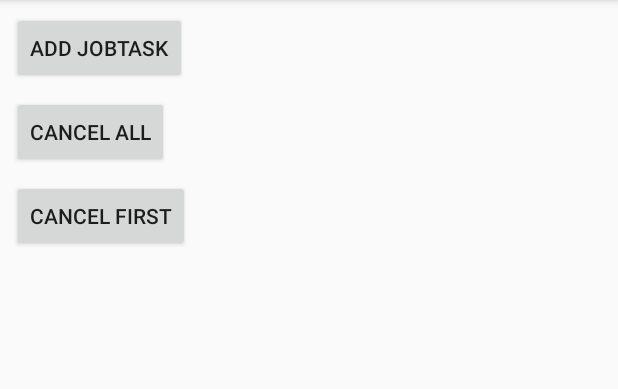
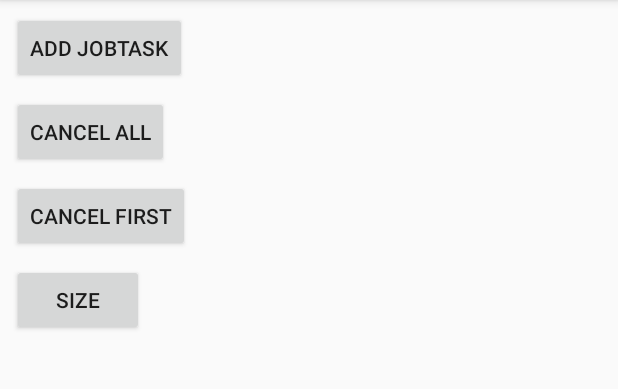
Before and after one commit to tomergoldst/job-queue, an Android app: the screen it shows after launch (MainActivity), on a phone screen of 412 x 824 dp, the part 84-473 px from its top. Run offline under Robolectric (Android 15) with nearby library versions, the phone set to English and light mode, and no system bars; libraries missing offline, so code that uses them is left out: com.facebook.stetho; 1 statement that could not run was skipped.

Commit message:
add get queue size method

```diff
--- a/app/src/main/java/com/tomergoldst/jobqueuedemo/MainActivity.java
+++ b/app/src/main/java/com/tomergoldst/jobqueuedemo/MainActivity.java
@@ -2,12 +2,16 @@ package com.tomergoldst.jobqueuedemo;
 
 import android.os.Bundle;
 import android.support.v7.app.AppCompatActivity;
+import android.util.Log;
 import android.view.View;
 import android.widget.Button;
+import android.widget.Toast;
 
 import com.facebook.stetho.Stetho;
 import com.tomergoldst.jobqueue.JobQueue;
 import com.tomergoldst.jobqueue.JobTask;
+
+import java.util.logging.Logger;
 
 public class MainActivity extends AppCompatActivity {
 
@@ -25,6 +29,7 @@ public class MainActivity extends AppCompatActivity {
         Button addJobBtn = findViewById(R.id.button_add_job);
         Button cancelAllBtn = findViewById(R.id.button_cancel_all);
         Button cancelFirstBtn = findViewById(R.id.button_cancel_first);
+        Button sizeBtn = findViewById(R.id.button_size);
 
         mJobQueue = JobQueue.getInstance(this);
 
@@ -52,5 +57,13 @@ public class MainActivity extends AppCompatActivity {
             }
         });
 
+        sizeBtn.setOnClickListener(new View.OnClickListener() {
+            @Override
+            public void onClick(View v) {
+                Toast.makeText(MainActivity.this, "Queue size = " + mJobQueue.size(),
+                        Toast.LENGTH_SHORT).show();
+            }
+        });
+
     }
 }
--- a/app/src/main/res/layout/activity_main.xml
+++ b/app/src/main/res/layout/activity_main.xml
@@ -37,4 +37,14 @@
         android:layout_marginTop="8dp"
         app:layout_constraintTop_toBottomOf="@+id/button_cancel_all" />
 
+    <Button
+        android:id="@+id/button_size"
+        android:layout_width="wrap_content"
+        android:layout_height="wrap_content"
+        android:layout_marginLeft="8dp"
+        android:layout_marginTop="8dp"
+        android:text="Size"
+        app:layout_constraintLeft_toLeftOf="parent"
+        app:layout_constraintTop_toBottomOf="@+id/button_cancel_first" />
+
 </android.support.constraint.ConstraintLayout>
--- a/jobqueue/src/main/java/com/tomergoldst/jobqueue/JobQueue.java
+++ b/jobqueue/src/main/java/com/tomergoldst/jobqueue/JobQueue.java
@@ -61,4 +61,8 @@ public class JobQueue {
         return DatabaseManager.getInstance().getJob(mContext, name);
     }
 
+    public long size(){
+        return DatabaseManager.getInstance().size(mContext);
+    }
+
 }
--- a/jobqueue/src/main/java/com/tomergoldst/jobqueue/JobQueueDao.java
+++ b/jobqueue/src/main/java/com/tomergoldst/jobqueue/JobQueueDao.java
@@ -3,6 +3,7 @@ package com.tomergoldst.jobqueue;
 import android.content.ContentValues;
 import android.content.Context;
 import android.database.Cursor;
+import android.database.DatabaseUtils;
 import android.database.SQLException;
 import android.database.sqlite.SQLiteDatabase;
 import android.util.Log;
@@ -227,4 +228,8 @@ class JobQueueDao {
         Log.i(TAG, "job queue cleared");
     }
 
+    long size(){
+        return DatabaseUtils.queryNumEntries(database, JobQueueDbContract.JobEntry.TABLE_NAME);
+    }
+
 }
```
Also changed, not shown: jobqueue/src/main/java/com/tomergoldst/jobqueue/DatabaseManager.java (+13 -0 lines).
